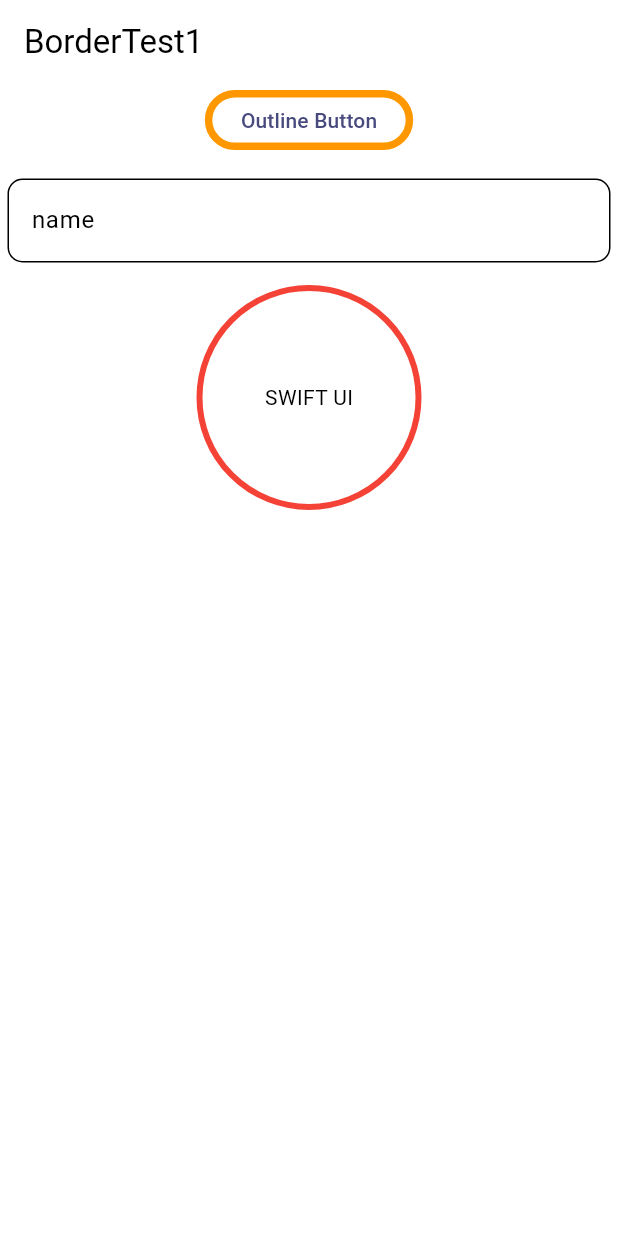
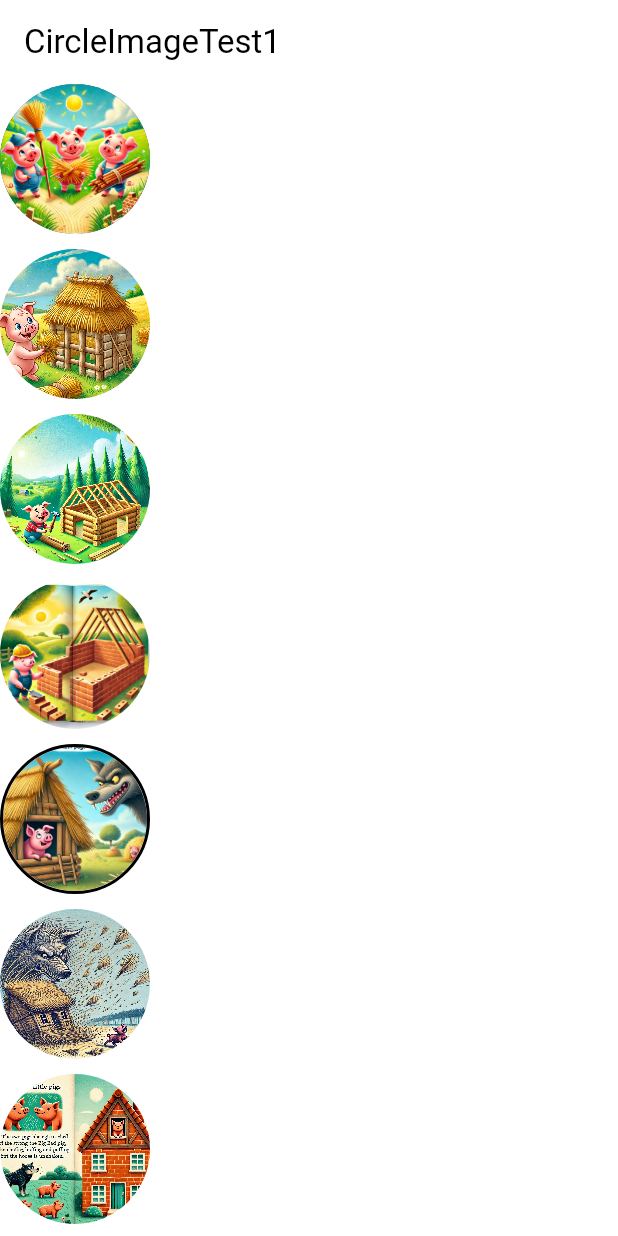
Before and after one commit to Yomiamy/FlutterPractice, a Flutter app: the screen it shows after launch, on a phone screen of 412 x 824 dp. Run offline on Flutter 3.47's test engine with Material 3 defaults, Android fonts, the phone set to English and light mode, and no system bars; our stand-ins replace bloc, camera, dio, equatable, flutter_bloc, formz and 4 more; missing offline and left inert: dart:ffi, drag_container; accounts and stored records are empty.

Commit message:
(ShapeImage) Circle Image Test

```diff
--- a/lib/gen/assets_config.dart
+++ b/lib/gen/assets_config.dart
@@ -10,5 +10,6 @@ typedef AssetColorRes = ColorName;
 $AssetsImagesGen AssetImageRes = Assets.images;
 
 extension AssetGenImageExtension on AssetGenImage {
-  Image get imageFile => image();
+  Image get imageFile => image(fit: BoxFit.cover);
+  ImageProvider get fileProvider => provider();
 }
--- a/lib/main.dart
+++ b/lib/main.dart
@@ -28,6 +28,7 @@ import 'package:flutter_practice/text_field/SearchStaticBarTextField.dart';
 import 'package:flutter_practice/widget/BlurTest1.dart';
 import 'package:flutter_practice/widget/BlurTest2.dart';
 import 'package:flutter_practice/widget/BorderTest1.dart';
+import 'package:flutter_practice/widget/CircleImageTest1.dart';
 import 'package:flutter_practice/widget/const_widget_test.dart';
 import 'package:flutter_practice/widget/dialog/AlertDialogTest.dart';
 import 'package:local_storage_todos_api/local_storage_todos_api.dart';
@@ -79,6 +80,6 @@ class MyApp extends StatelessWidget {
                 primary: Color.fromRGBO(72, 74, 126, 1)
             )
         ),
-        home: const BorderTest1());
+        home: const CircleImageTest1());
   }
 }
--- /dev/null
+++ b/lib/widget/CircleImageTest1.dart
@@ -0,0 +1,116 @@
+import 'package:flutter/material.dart';
+
+import '../gen/assets_config.dart';
+
+class CircleImageTest1 extends StatefulWidget {
+  const CircleImageTest1({super.key});
+
+  @override
+  State<CircleImageTest1> createState() => _CircleImageTest1State();
+}
+
+class _CircleImageTest1State extends State<CircleImageTest1> {
+  static const SizedBox DIVIDER = SizedBox(height: 10);
+
+  @override
+  Widget build(BuildContext context) {
+    return Scaffold(
+        appBar: AppBar(
+          title: const Text("CircleImageTest1"),
+        ),
+        body: SingleChildScrollView(
+          child: Column(
+              mainAxisSize: MainAxisSize.min,
+              children: [
+                CircleAvatar(
+                    radius: 50,
+                    backgroundImage: AssetImageRes.threePigPage1.fileProvider
+                ),
+
+                DIVIDER,
+
+                ClipOval(
+                    child: SizedBox(
+                      width: 100,
+                      height: 100,
+                      child: AssetImageRes.threePigPage2.imageFile,
+                    )
+                ),
+
+                DIVIDER,
+
+                ClipRRect(
+                    borderRadius: BorderRadius.circular(100),
+                    child: SizedBox(
+                      width: 100,
+                      height: 100,
+                      child: AssetImageRes.threePigPage3.imageFile,
+                    )
+                ),
+
+                DIVIDER,
+
+                Container(
+                    width: 100,
+                    height: 100,
+                    decoration: BoxDecoration(
+                        shape: BoxShape.circle,
+                        image: DecorationImage(
+                          image: AssetImageRes.threePigPage4.fileProvider,
+                        )
+                    )
+                ),
+
+                DIVIDER,
+
+                Container(
+                    width: 100,
+                    height: 100,
+                    decoration: ShapeDecoration(
+                        shape: const CircleBorder(side: BorderSide(width: 2, color: AssetColorRes.black)),
+                        image: DecorationImage(
+                          image: AssetImageRes.threePigPage5.fileProvider,
+                        )
+                    )
+                ),
+
+                DIVIDER,
+
+                Container(
+                  width: 100,
+                  height: 100,
+                  decoration: const BoxDecoration(
+                    shape: BoxShape.circle
+                  ),
+                  clipBehavior: Clip.antiAlias,
+                  child: AssetImageRes.threePigPage6.imageFile,
+                ),
+
+                DIVIDER,
+
+                Container(
+                  width: 100,
+                  height: 100,
+                  decoration: BoxDecoration(
+                      borderRadius: BorderRadius.circular(100)
+                  ),
+                  clipBehavior: Clip.antiAlias,
+                  child: AssetImageRes.threePigPage8.imageFile,
+                ),
+
+                DIVIDER,
+
+                Container(
+                  width: 100,
+                  height: 100,
+                  decoration: const ShapeDecoration(
+                      shape: CircleBorder()
+                  ),
+                  clipBehavior: Clip.antiAlias,
+                  child: AssetImageRes.threePigPage9.imageFile,
+                )
+              ]
+          ))
+        );
+  }
+}
```
